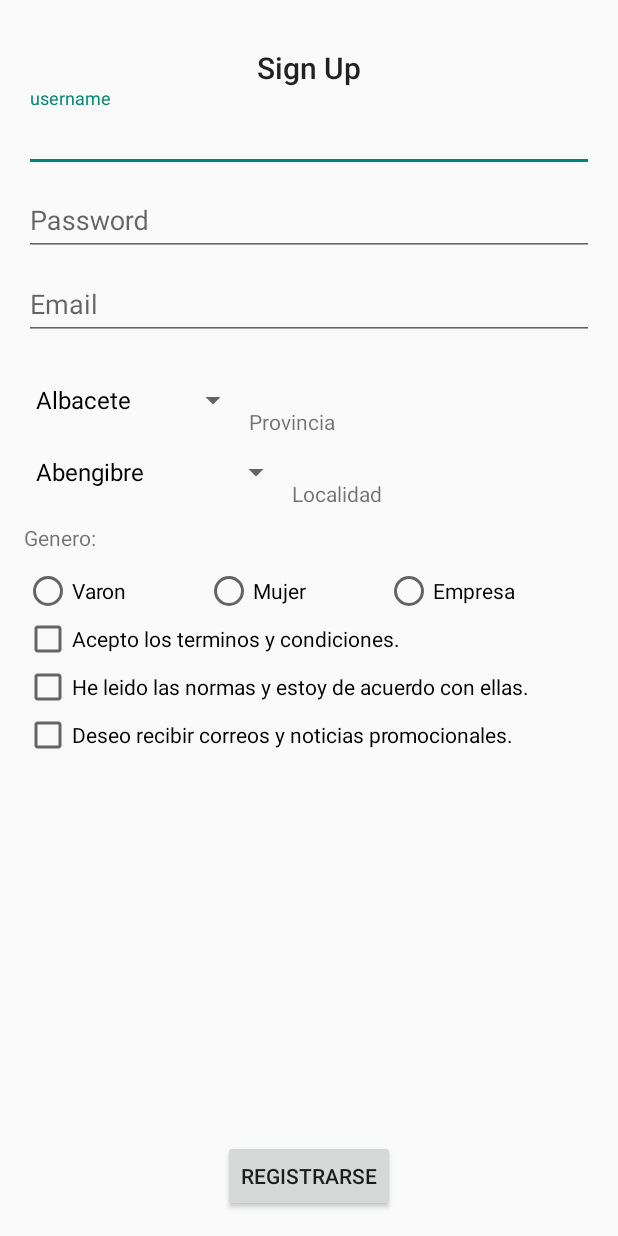
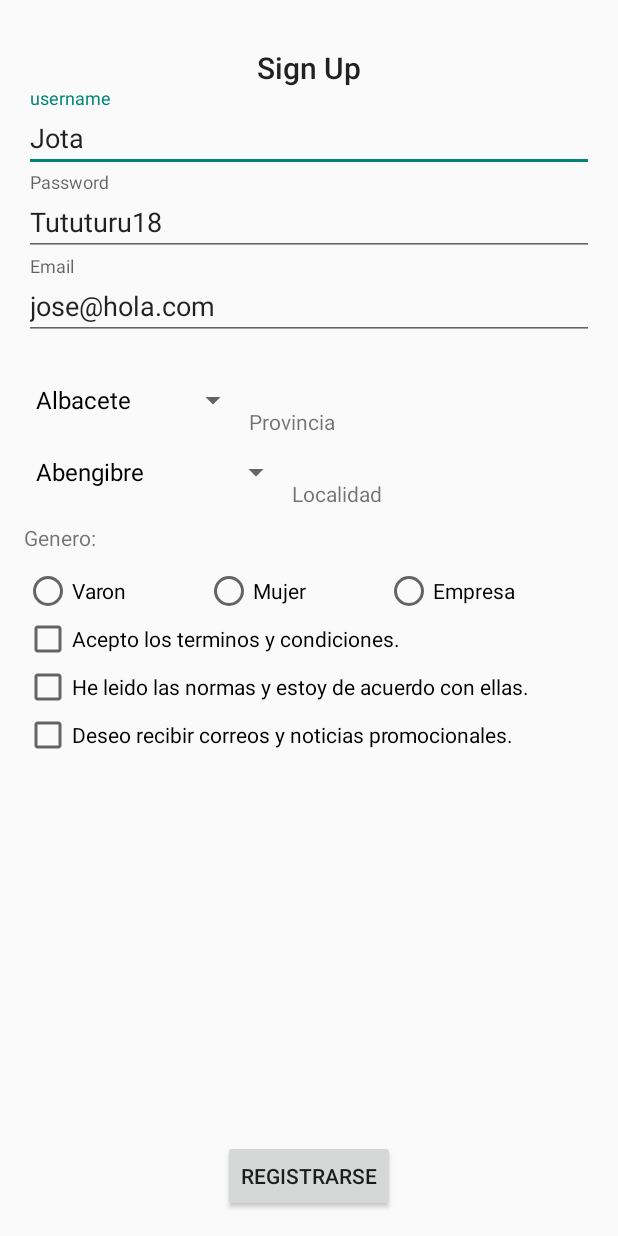
Before and after one commit to espinomlg/DefinitiveManage, an Android app: the SignUp_Activity screen opened directly, with no data from a screen before it, on a phone screen of 412 x 824 dp. Run offline under Robolectric (Android 15) with nearby library versions, the phone set to English and light mode, and no system bars.

Commit message:
Refactored. 100% Working.

```diff
--- a/app/src/main/java/com/jsw/manageproductrecycler/Login_Activity.java
+++ b/app/src/main/java/com/jsw/manageproductrecycler/Login_Activity.java
@@ -103,7 +103,7 @@ public class Login_Activity extends AppCompatActivity implements IValidateAccoun
      */
     public void setMessageError(String nameResource, int View) {
 
-        String messageError = getResources().getString(getResources().getIdentifier(nameResource, "String", getPackageName()));
+        String messageError = getResources().getString(getResources().getIdentifier(nameResource, "string", getPackageName()));
 
         switch (View){
             case R.id.til_user: //Incorrect user case
--- a/app/src/main/java/com/jsw/manageproductrecycler/Presenter/LoginPresenter.java
+++ b/app/src/main/java/com/jsw/manageproductrecycler/Presenter/LoginPresenter.java
@@ -59,8 +59,6 @@ public class LoginPresenter implements IValidateAccount.IPresenter{
                     Por logica los startActivity siempre en las activitys, si no queremos abrirlo
                     desde las activitys los hacemos con view.startActivity
                  */
-                Intent i = new Intent(context, Login_Activity.class);
-                view.startActivity();
             }
             else{
                 String nameIdMessage = ErrorMapUtils.getErrorMap(this.context).get(String.valueOf(validatePassword));
@@ -96,7 +94,7 @@ public class LoginPresenter implements IValidateAccount.IPresenter{
             idOut = Error.PASSMINLENGTH;
         else if (!(Password.matches(".*" + p2 + ".*")))
             idOut = Error.PASSCASE;
-        else if (((Password.matches(".*" + p3 + ".*"))))
+        else if (!(Password.matches(".*" + p3 + ".*")))
             idOut = Error.PASSDIGIT;
 
         return idOut;
--- a/app/src/main/java/com/jsw/manageproductrecycler/Presenter/SignUpPresenter.java
+++ b/app/src/main/java/com/jsw/manageproductrecycler/Presenter/SignUpPresenter.java
@@ -45,6 +45,7 @@ public class SignUpPresenter implements ISignUp.IPresenterUser, ISignUp.IPresent
     private ISignUp.View view;
     private Context context;
     private String nameIdMessage;
+    private String successful;
 
 
     public SignUpPresenter(ISignUp.View view){
@@ -58,11 +59,15 @@ public class SignUpPresenter implements ISignUp.IPresenterUser, ISignUp.IPresent
         validateUser = this.validateUser(username);
         validatePassword = this.validatePassword(pass);
         validateMail = this.validateEmail(mail);
+        successful = "successful";
+
 
         if(validateUser == Error.OK) {
             if (validatePassword == Error.OK) {
                 if (validateMail == Error.OK) {
                     //Guardamos las preferencias
+                    successful = ErrorMapUtils.getErrorMap(this.context).get(String.valueOf(0));
+                    view.setMessageError(successful, 0);
                     this.savePreferences(username, pass, mail);
                 }
                 else{
--- a/app/src/main/java/com/jsw/manageproductrecycler/SignUp_Activity.java
+++ b/app/src/main/java/com/jsw/manageproductrecycler/SignUp_Activity.java
@@ -163,8 +163,8 @@ public class SignUp_Activity extends AppCompatActivity implements ISignUp.View {
     }
 
     public void startActivity(){
-        Intent i = new Intent(this, ManageProduct_Activity.class);
-        startActivity(i);
+        Intent intent = new Intent(this, ManageProduct_Activity.class);
+        startActivity(intent);
         finish();
     }
 }
--- a/app/src/main/res/layout/activity_sign_up.xml
+++ b/app/src/main/res/layout/activity_sign_up.xml
@@ -31,7 +31,8 @@
             android:layout_width="match_parent"
             android:layout_height="wrap_content"
             android:hint="username"
-            android:id="@+id/til_signUsername" />
+            android:id="@+id/til_signUsername"
+            android:text="Jota" />
 
     </android.support.design.widget.TextInputLayout>
 
@@ -45,7 +46,8 @@
             android:layout_width="match_parent"
             android:layout_height="wrap_content"
             android:hint="Password"
-            android:id="@+id/til_SignPass" />
+            android:id="@+id/til_SignPass"
+            android:text="Tututuru18" />
 
     </android.support.design.widget.TextInputLayout>
 
@@ -58,7 +60,8 @@
         <EditText
             android:layout_width="match_parent"
             android:layout_height="wrap_content"
-            android:hint="Email" />
+            android:hint="Email"
+            android:text="jose@hola.com" />
 
     </android.support.design.widget.TextInputLayout>
 
--- a/app/src/main/res/values/strings.xml
+++ b/app/src/main/res/values/strings.xml
@@ -5,11 +5,12 @@
     <string name="hint_pass">Password</string>
     <string name="cb_text">Remember me</string>
     <string name="hint_user">User</string>
+    <string name="successful">Signed Up Correctly</string>
     <string name="data_empty">Fields can not be empty</string>
     <string name="passCase">Password must contain at least one uppercase letter.</string>
     <string name="passDigit">Password must contain at least one digit</string>
     <string name="passMinLength">The password must be at least 8 characters long</string>
-    <string name="mail_invalid">The mail is not a mail valid</string>
+    <string name="mailInvalid">The mail is not a valid mail</string>
     <string name="add_name">Name</string>
     <string name="add_brand">Trademark</string>
     <string name="add_dosage">Dosage</string>
--- a/app/src/main/res/xml/error_map.xml
+++ b/app/src/main/res/xml/error_map.xml
@@ -17,9 +17,10 @@
   -->
 
 <map linked="true">
+    <entry key="0">successful</entry>
     <entry key="10">passDigit</entry>
     <entry key="11">passCase</entry>
     <entry key="12">passMinLength</entry>
     <entry key="13">data_empty</entry>
-    <entry key="14">mail_invalid</entry>
+    <entry key="14">mailInvalid</entry>
 </map>
```
